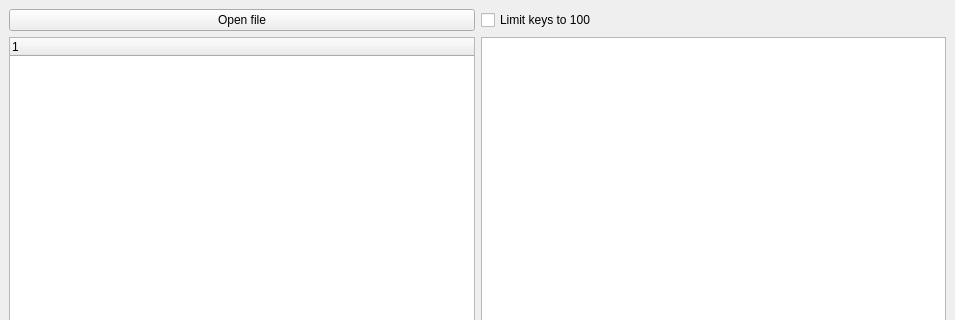
The window that hdfviewer.ui (antonvladyka/HdfViewer) describes before a commit, drawn with Qt 5; both pictures show x 0 to 955 and y 0 to 320 of the 955 by 630 pixel window.
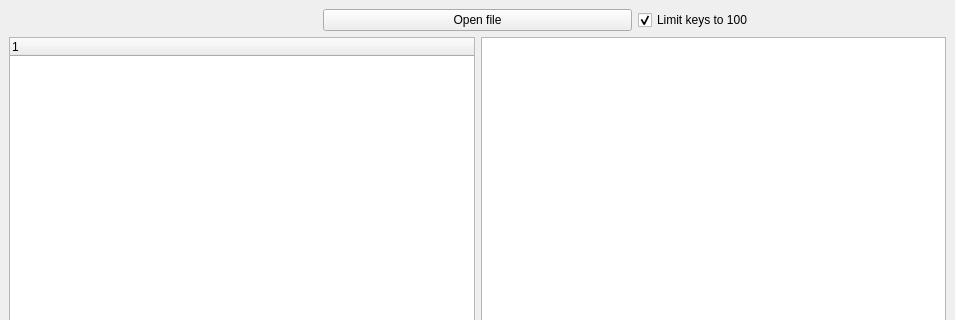
The same window after the commit.

```diff
--- a/hdfviewer.ui
+++ b/hdfviewer.ui
@@ -19,6 +19,16 @@
      <layout class="QVBoxLayout" name="verticalLayout">
       <item>
        <layout class="QHBoxLayout" name="horizontalLayout">
+        <item>
+         <widget class="QLabel" name="lblFileName">
+          <property name="text">
+           <string>&lt;filename&gt;</string>
+          </property>
+          <property name="alignment">
+           <set>Qt::AlignRight|Qt::AlignTrailing|Qt::AlignVCenter</set>
+          </property>
+         </widget>
+        </item>
         <item>
          <widget class="QPushButton" name="btnOpen">
           <property name="text">
@@ -31,6 +41,9 @@
           <property name="text">
            <string>Limit keys to 100</string>
           </property>
+          <property name="checked">
+           <bool>true</bool>
+          </property>
          </widget>
         </item>
        </layout>
```
Left out of the diff: 2 changed lines with no effect on the pictures.
